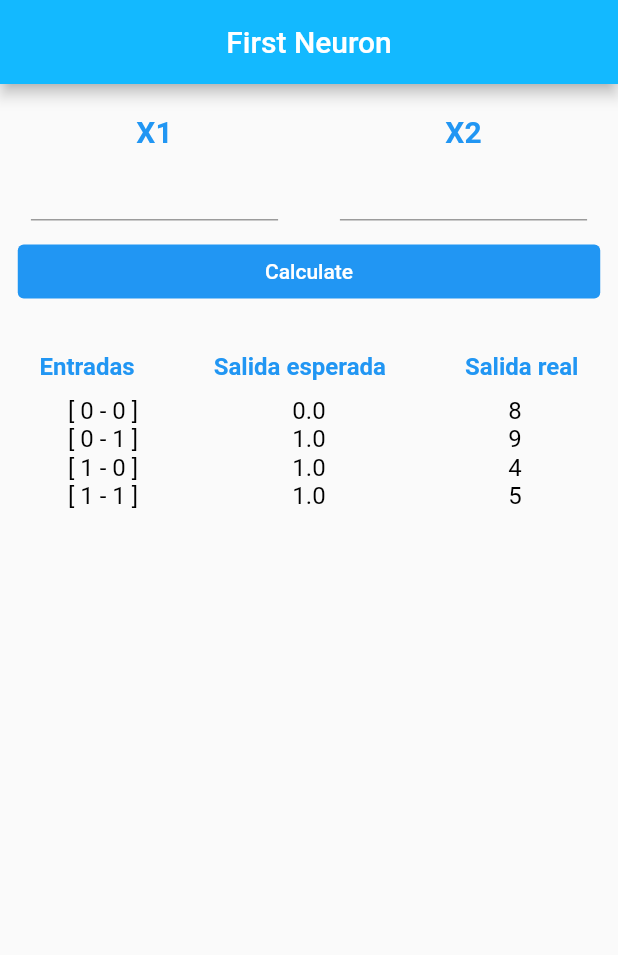
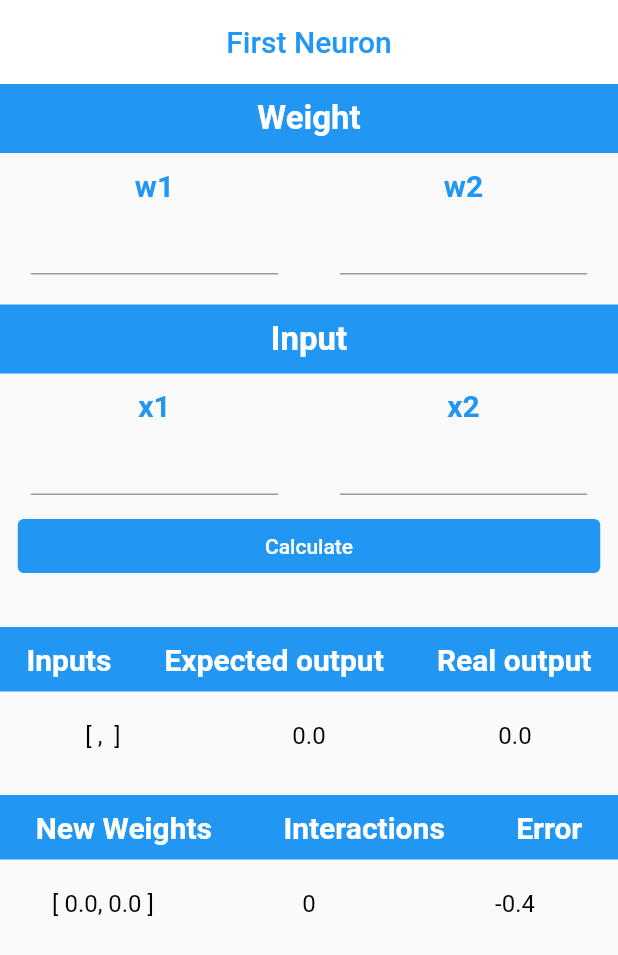
Before and after one commit to valentina102/simple-neuron, a Flutter app: the screen it shows after launch, after a tap on "Calculate", on a phone screen of 412 x 824 dp. Shown: the top 955 px of the screen. Run offline on Flutter 3.47's test engine with Material 2 defaults, Android fonts, the light colour scheme and no system bars; our stand-ins replace bloc, flutter_bloc, get_it; missing offline and left inert: dart_numerics.

Commit message:
correct function

```diff
--- a/lib/neuron/bloc/neuron_cubit.dart
+++ b/lib/neuron/bloc/neuron_cubit.dart
@@ -9,78 +9,70 @@ class NeuronCubit extends Cubit<NeuronState> {
   NeuronCubit() : super(NeuronState.initial());
 
   initial() {
-    double learningPercentage = 0.0;
-    List<double> weight = [];
-    learningPercentage = Random().nextDouble();
-    emit(state.copyWith(learningPercentage: learningPercentage));
+    emit(state.copyWith(weight: [0.0, 0.0], controllerInput: [0.0, 0.0]));
   }
 
-  output(input) {
-    int output = 0;
-    for (var index = 0; index < input.length; index++) {
-      output += numerics.tanh((state.weight[index] * input[index])).toInt();
+  calculate(BuildContext context) async {
+    FocusScope.of(context).unfocus();
+    emit(state.copyWith(weight: [
+      double.parse(state.controllerw1.text),
+      double.parse(state.controllerw2.text)
+    ], controllerInput: [
+      double.parse(state.controllerx1.text),
+      double.parse(state.controllerx2.text)
+    ]));
+    await calculateExpectedOutput();
+     calculateOutput();
+
+
+  }
+  verifyOutput (){
+    if(state.output != state.expectedOutput){
+      entertainment();
+      calculateOutput();
     }
-    output += state.learningPercentage.toInt();
+  }
+  calculateExpectedOutput() {
+    if (double.parse(state.controllerx1.text) <= 0.0 ||
+        double.parse(state.controllerx2.text) <= 0.0) {
+      emit(state.copyWith(expectedOutput: 0, interactions: 0));
+    } else {
+      emit(state.copyWith(expectedOutput: 1, interactions: 0));
+    }
+  }
 
+   calculateOutput() {
+    double output = 0;
+
+    output = numerics.tanh(
+        (state.weight[0] * double.parse(state.controllerx1.text)) +
+            (state.weight[1] * double.parse(state.controllerx2.text)) -
+            (state.error));
     if (output < 1) {
       output = 0;
     } else {
       output = 1;
     }
-    return output;
+    emit(state.copyWith(output: output));
+    verifyOutput();
   }
 
-  entertainment(int cicles) async {
-    for (var index = 0; index < cicles; index++) {
-      var errorCicle = 0.0;
-      for (var j = 0; j < state.input.length; j++) {
-        var currentInput = state.input[j];
-        var currentOutput = state.output[j];
-        var out = output(currentInput);
-        var error = currentOutput - out;
-        errorCicle += (error).abs();
-        await adjustWeights(error, currentInput);
-      }
-      print(errorCicle / state.input.length);
-    }
-  }
+  entertainment() async {
+    double firstWeight = (state.weight[0] +
+        2 *
+            state.learningPercentage *
+            state.expectedOutput *
+            double.parse(state.controllerx1.text));
+    double secondWeight = (state.weight[1] +
+        2 *
+            state.learningPercentage *
+            state.expectedOutput *
+            double.parse(state.controllerx2.text));
+    double error = (state.error + 2 * state.learningPercentage * (-1));
 
-  adjustWeights(double error, List<int> currentInput) async {
-    List<double> weight = state.weight;
-    double learning = 0.0;
-    for (var index = 0; index < weight.length; index++) {
-      var ajust = error * state.lr * currentInput[index];
-      weight[index] += ajust;
-    }
-    double adjust = error * state.lr * 1;
-    learning += adjust;
-
-    emit(state.copyWith(weight: weight, learningPercentage: learning));
-  }
-
-  calculate() async {
-    List<int> expectedOutput = [];
-    bool needEntertainment = true;
-    emit(state.copyWith(weight: [
-      double.parse(state.controllerx1.text),
-      double.parse(state.controllerx2.text)
-    ]));
-    do {
-      for (var index = 0; index < state.input.length; index++) {
-        expectedOutput.add(output(state.input[index]));
-        if (output(state.input[index]) != state.output[index].toInt()) {
-          await entertainment(5);
-          needEntertainment = true;
-        }else{
-          needEntertainment = false;
-        }
-      }
-    }while (needEntertainment);
-
-    await addExpectedOutput(expectedOutput);
-  }
-
-  addExpectedOutput(List<int> expectedOutput) async {
-    emit(state.copyWith(expectedOutput: expectedOutput));
+    emit(state.copyWith(
+        weight: [firstWeight, secondWeight],
+        error: error,
+        interactions: state.interactions + 1));
   }
 }
--- a/lib/neuron/bloc/neuron_state.dart
+++ b/lib/neuron/bloc/neuron_state.dart
@@ -4,54 +4,70 @@ class NeuronState {
   NeuronState({
     required this.controllerx1,
     required this.controllerx2,
+    required this.controllerw1,
+    required this.controllerw2,
     required this.weight,
+    required this.output,
+    required this.controllerInput,
     required this.learningPercentage,
-    required this.lr,
-    required this.input,
-    required this.output,
     required this.expectedOutput,
+    required this.error,
+    required this.interactions,
   });
 
   final TextEditingController controllerx1;
   final TextEditingController controllerx2;
+  final TextEditingController controllerw1;
+  final TextEditingController controllerw2;
   final List<double> weight;
-  final List<List<int>> input;
-  final List<double> output;
-  final List<int> expectedOutput;
+  final List<double> controllerInput;
+
+
+  final double expectedOutput;
+  final double output;
   final double learningPercentage;
-  final double lr;
+  final double error;
+  final int interactions;
   factory NeuronState.initial() => NeuronState(
     controllerx1: TextEditingController(),
     controllerx2: TextEditingController(),
+    controllerw1: TextEditingController(),
+    controllerw2: TextEditingController(),
     weight: [],
-        learningPercentage: 0.0,
-        lr: 0.01,
-        input: [
-          [0, 0],
-          [0, 1],
-          [1, 0],
-          [1, 1]
-        ],
-        output: [0, 1, 1, 1],
-        expectedOutput: [8,9,4,5],
+    controllerInput: [],
+    interactions: 0,
+    output: 0.0,
+    expectedOutput: 0.0,
+    error: -0.4,
+    learningPercentage: 0.6,
+
   );
 
   NeuronState copyWith({
     TextEditingController? controllerx1,
     TextEditingController? controllerx2,
+    TextEditingController? controllerw1,
+    TextEditingController? controllerw2,
     List<double>? weight,
-    List<int>? expectedOutput,
+    List<double>? controllerInput,
+    double? expectedOutput,
     double? learningPercentage,
+    double? error,
+    double? output,
+    int? interactions,
   }) {
     return NeuronState(
         controllerx1: controllerx1 ?? this.controllerx1,
         controllerx2: controllerx2 ?? this.controllerx2,
+        controllerw1: controllerw1 ?? this.controllerw1,
+        controllerw2: controllerw2 ?? this.controllerw2,
+        controllerInput: controllerInput ?? this.controllerInput,
         weight: weight ?? this.weight,
         learningPercentage: learningPercentage ?? this.learningPercentage,
-      lr: lr,
-      input: input,
-      output: output,
         expectedOutput: expectedOutput ?? this.expectedOutput,
+        error: error ?? this.error,
+        output: output ?? this.output,
+        interactions: interactions ?? this.interactions,
     );
   }
 }
--- a/lib/neuron/page/neuron.dart
+++ b/lib/neuron/page/neuron.dart
@@ -15,21 +15,89 @@ class NeuronPage extends BasePage<NeuronState, NeuronCubit> {
     return Scaffold(
       appBar: AppBar(
         centerTitle: true,
-        title: Text("First Neuron"),
+        title: Text("First Neuron", style: TextStyle(color: Colors.blue)),
+          backgroundColor:Colors.white,
+        elevation: 0,
       ),
       body: SafeArea(
+        child: SingleChildScrollView(
+          child: GestureDetector(
+            onTap: () => FocusScope.of(context).unfocus(),
             child: Container(
-          margin: EdgeInsets.only(top: 20),
               width: MediaQuery.of(context).size.width,
               height: MediaQuery.of(context).size.height,
               child: Column(
                 children: [
+                  Container(
+                    color: Colors.blue,
+                    margin: EdgeInsets.only(bottom: 10) ,
+                    padding: EdgeInsets.symmetric(vertical: 10),
+                    width: MediaQuery.of(context).size.width,
+                    child: const Text("Weight",
+                        textAlign: TextAlign.center,
+                        style: TextStyle(
+                            fontWeight: FontWeight.bold,
+                            color: Colors.white,
+                            fontSize: 22)),
+                  ),
                   Row(
                     mainAxisAlignment: MainAxisAlignment.spaceAround,
                     children: [
                       Column(
                         children: [
-                      const Text("X1",
+                          const Text("w1",
+                              style: TextStyle(
+                                  fontWeight: FontWeight.bold,
+                                  color: Colors.blue,
+                                  fontSize: 20)),
+                          SizedBox(
+                            width: MediaQuery.of(context).size.width * 0.4,
+                            child: TextField(
+                              controller: state.controllerw1,
+                              keyboardType: TextInputType.number,
+                            ),
+                          ),
+                        ],
+                      ),
+                      Column(
+                        children: [
+                          const Text("w2",
+                              style: TextStyle(
+                                  fontWeight: FontWeight.bold,
+                                  color: Colors.blue,
+                                  fontSize: 20)),
+                          SizedBox(
+                            width: MediaQuery.of(context).size.width * 0.4,
+                            child: TextField(
+                              controller: state.controllerw2,
+                              keyboardType: TextInputType.number,
+                            ),
+                          ),
+                        ],
+                      )
+                    ],
+                  ),
+                  SizedBox(
+                    height: 10,
+                  ),
+                  Container(
+                    color: Colors.blue,
+                    margin: EdgeInsets.symmetric(vertical: 10) ,
+                    padding: EdgeInsets.symmetric(vertical: 10),
+                    width: MediaQuery.of(context).size.width,
+                    child: const Text("Input",
+                        textAlign: TextAlign.center,
+                        style: TextStyle(
+                            fontWeight: FontWeight.bold,
+                            color: Colors.white,
+                            fontSize: 22)),
+                  ),
+                  Row(
+                    mainAxisAlignment: MainAxisAlignment.spaceAround,
+                    children: [
+                      Column(
+                        children: [
+                          const Text("x1",
                               style: TextStyle(
                                   fontWeight: FontWeight.bold,
                                   color: Colors.blue,
@@ -45,7 +113,7 @@ class NeuronPage extends BasePage<NeuronState, NeuronCubit> {
                       ),
                       Column(
                         children: [
-                      const Text("X2",
+                          const Text("x2",
                               style: TextStyle(
                                   fontWeight: FontWeight.bold,
                                   color: Colors.blue,
@@ -69,18 +137,19 @@ class NeuronPage extends BasePage<NeuronState, NeuronCubit> {
                         padding: MaterialStateProperty.resolveWith((states) {
                       if (states.contains(MaterialState.pressed)) {
                         return EdgeInsets.symmetric(
-                        horizontal: MediaQuery.of(context).size.height * 0.2);
+                            horizontal:
+                                MediaQuery.of(context).size.height * 0.2);
                       }
                       return EdgeInsets.symmetric(
                           horizontal: MediaQuery.of(context).size.height * 0.2);
                     }), backgroundColor:
                             MaterialStateProperty.resolveWith((states) {
                       if (states.contains(MaterialState.pressed)) {
-                    return Colors.blueAccent;
+                        return Colors.blue;
                       }
                       return Colors.blue;
                     })),
-                onPressed: () => bloc.calculate(),
+                    onPressed: () => bloc.calculate(context),
                     child: const Text(
                       "Calculate",
                       style: TextStyle(color: Colors.white),
@@ -89,31 +158,37 @@ class NeuronPage extends BasePage<NeuronState, NeuronCubit> {
                   SizedBox(
                     height: 30,
                   ),
-              Row(
+                  Container(
+                    color: Colors.blue,
+                    margin: EdgeInsets.only(bottom: 10) ,
+                    padding: EdgeInsets.symmetric(vertical: 10),
+                    width: MediaQuery.of(context).size.width,
+                    child: Row(
                       mainAxisAlignment: MainAxisAlignment.spaceAround,
                       children: const [
                         Text(
-                    "Entradas",
+                          "Inputs",
                           style: TextStyle(
                               fontWeight: FontWeight.bold,
-                        color: Colors.blue,
-                        fontSize: 16),
+                              color: Colors.white,
+                              fontSize: 20),
                         ),
                         Text(
-                    "Salida esperada",
+                          "Expected output",
                           style: TextStyle(
                               fontWeight: FontWeight.bold,
-                        color: Colors.blue,
-                        fontSize: 16),
+                              color: Colors.white,
+                              fontSize: 20),
                         ),
                         Text(
-                    "Salida real",
+                          "Real output",
                           style: TextStyle(
                               fontWeight: FontWeight.bold,
-                        color: Colors.blue,
-                        fontSize: 16),
+                              color: Colors.white,
+                              fontSize: 20),
                         )
                       ],
+                    ),
                   ),
                   Container(
                     padding: EdgeInsets.symmetric(vertical: 10),
@@ -122,48 +197,102 @@ class NeuronPage extends BasePage<NeuronState, NeuronCubit> {
                       children: [
                         Container(
                             width: MediaQuery.of(context).size.width * 0.2,
-                        height: MediaQuery.of(context).size.height * 0.2,
-                        child: ListView.builder(itemCount: state.input.length,
-                            itemBuilder: (BuildContext context, int index) {
-                              return Text("[ ${state.input[index][0]} - ${state.input[index][1]} ]",
+                            child: Text(
+                              "[ ${state.controllerx1.text}, ${state.controllerx2.text} ]",
                               textAlign: TextAlign.center,
                               style: const TextStyle(
-                                    color: Colors.black,
-                                    fontSize: 16),
-                              );
-                            }
-                        )
-                    ), Container(
+                                  color: Colors.black, fontSize: 16),
+                            )),
+                        Container(
                             width: MediaQuery.of(context).size.width * 0.2,
-                        height: MediaQuery.of(context).size.height * 0.2,
-                        child: ListView.builder(itemCount: state.output.length,
-                            itemBuilder: (BuildContext context, int index) {
-                              return Text(state.output[index].toString(),
+                            child: Text(
+                              state.expectedOutput.toString(),
                               textAlign: TextAlign.center,
                               style: const TextStyle(
-                                    color: Colors.black,
-                                    fontSize: 16),
-                              );
-                            }
-                        )
-                    ), Container(
+                                  color: Colors.black, fontSize: 16),
+                            )),
+                        Container(
                             width: MediaQuery.of(context).size.width * 0.2,
-                        height: MediaQuery.of(context).size.height * 0.2,
-                        child: ListView.builder(itemCount: state.input.length,
-                            itemBuilder: (BuildContext context, int index) {
-                              return Text(state.expectedOutput[index].toString(),
+                            child: Text(
+                              state.output.toString(),
                               textAlign: TextAlign.center,
                               style: const TextStyle(
-                                    color: Colors.black,
-                                    fontSize: 16),
-                              );
-                            }
-                        )
-                    ),
+                                  color: Colors.black, fontSize: 16),
+                            )),
                       ],
                     ),
+                  ),
+                  SizedBox(height: 20),
+                  Container(
+                    color: Colors.blue,
+                    margin: EdgeInsets.only(bottom: 10) ,
+                    padding: EdgeInsets.symmetric(vertical: 10),
+                    width: MediaQuery.of(context).size.width,
+                    child: Row(
+                      mainAxisAlignment: MainAxisAlignment.spaceAround,
+                      children: const [
+                        Text(
+                          "New Weights",
+                          style: TextStyle(
+                              fontWeight: FontWeight.bold,
+                              color: Colors.white,
+                              fontSize: 20),
+                        ),
+                        Text(
+                          "Interactions",
+                          style: TextStyle(
+                              fontWeight: FontWeight.bold,
+                              color: Colors.white,
+                              fontSize: 20),
+                        ),
+                        Text(
+                          "Error",
+                          style: TextStyle(
+                              fontWeight: FontWeight.bold,
+                              color: Colors.white,
+                              fontSize: 20),
                         )
                       ],
+                    ),
+                  ),
+                  Container(
+                    padding: EdgeInsets.symmetric(vertical: 10),
+                    child: Row(
+                      mainAxisAlignment: MainAxisAlignment.spaceAround,
+                      children: [
+                        Container(
+                            width: MediaQuery.of(context).size.width * 0.2,
+                            child: Text(
+                              "[ ${state.weight[0]}, ${state.weight[1]} ]",
+                              textAlign: TextAlign.center,
+                              style: const TextStyle(
+                                  color: Colors.black, fontSize: 16),
+                            )),
+                        Container(
+                            width: MediaQuery.of(context).size.width * 0.2,
+                            child: Text(
+                              state.interactions.toString(),
+                              textAlign: TextAlign.center,
+                              style: const TextStyle(
+                                  color: Colors.black, fontSize: 16),
+                            )),
+                        Container(
+                            width: MediaQuery.of(context).size.width * 0.2,
+                            child: Text(
+                              state.error.toString(),
+                              textAlign: TextAlign.center,
+                              style: const TextStyle(
+                                  color: Colors.black, fontSize: 16),
+                            )),
+                      ],
+                    ),
+                  ),
+
+
+
+                ],
+              ),
+            ),
           ),
         ),
       ),
```
Lines whose indentation alone changed are shown as unchanged.
